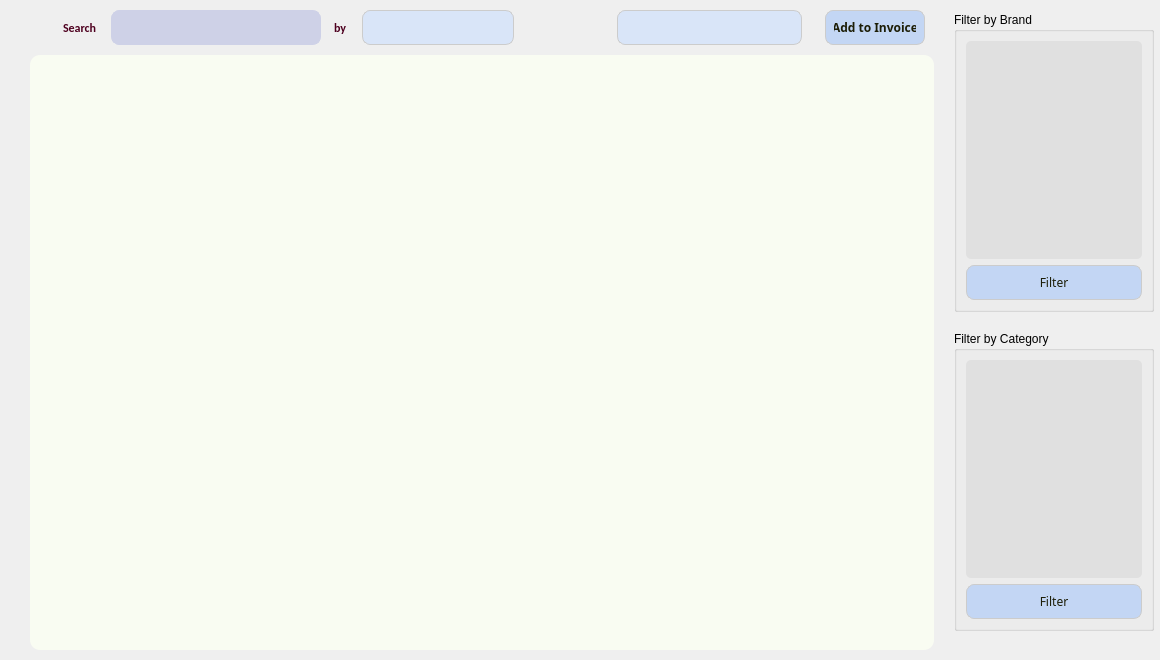
Before: the Qt Designer form InventoryManagement/purchase_widget.ui in ImRanjbar/Inventory-Management, drawn with Qt 5.
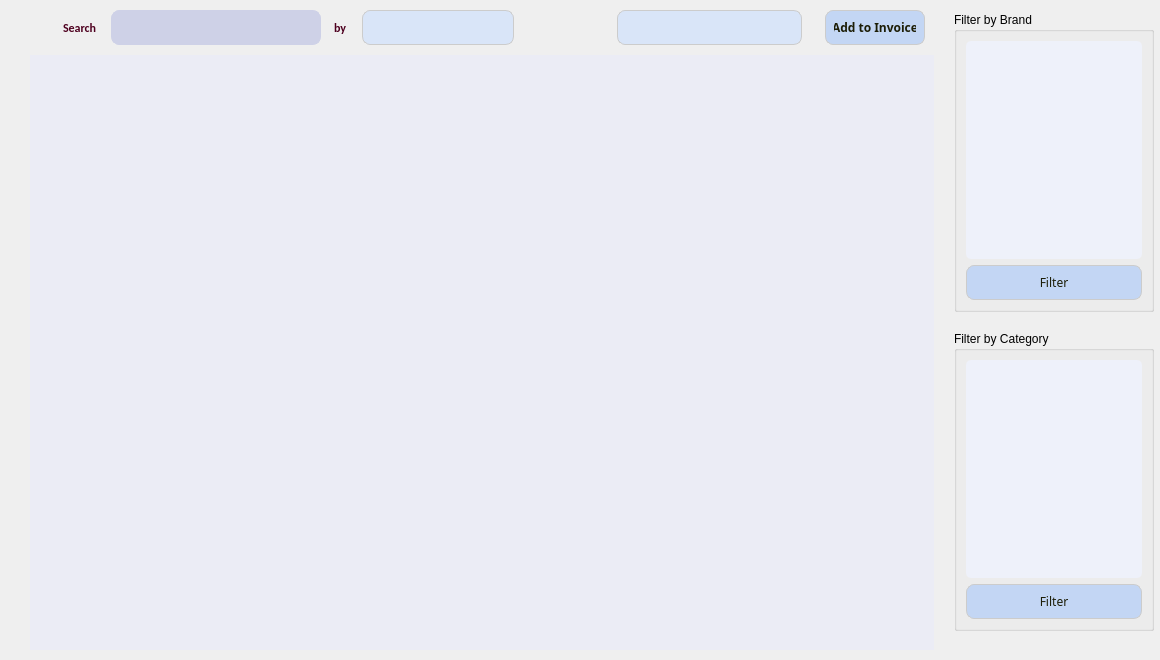
After: the same form once the commit is applied. Icons and pictures are not drawn.

Patch:
```diff
--- a/InventoryManagement/purchase_widget.ui
+++ b/InventoryManagement/purchase_widget.ui
@@ -525,8 +525,8 @@
          </property>
          <property name="styleSheet">
           <string notr="true">QTableView {
-	background-color : #f9fcf2;
-	border-radius : 10px;
+	background-color : #ebecf5;
+	border-radius : 10 px;
 }
 
 QScrollBar:vertical {
@@ -584,7 +584,7 @@
             </property>
             <property name="styleSheet">
              <string notr="true">QListView {
-    background-color: #e0e0e0;
+    background-color: #eef1fa;
 	border-radius : 5px;
     border: none;
 }
@@ -688,7 +688,7 @@
            <widget class="QListView" name="LV_categoryList">
             <property name="styleSheet">
              <string notr="true">QListView {
-    background-color: #e0e0e0;
+    background-color: #eef1fa;
 	border-radius : 5px;
     border: none;
 }
```
